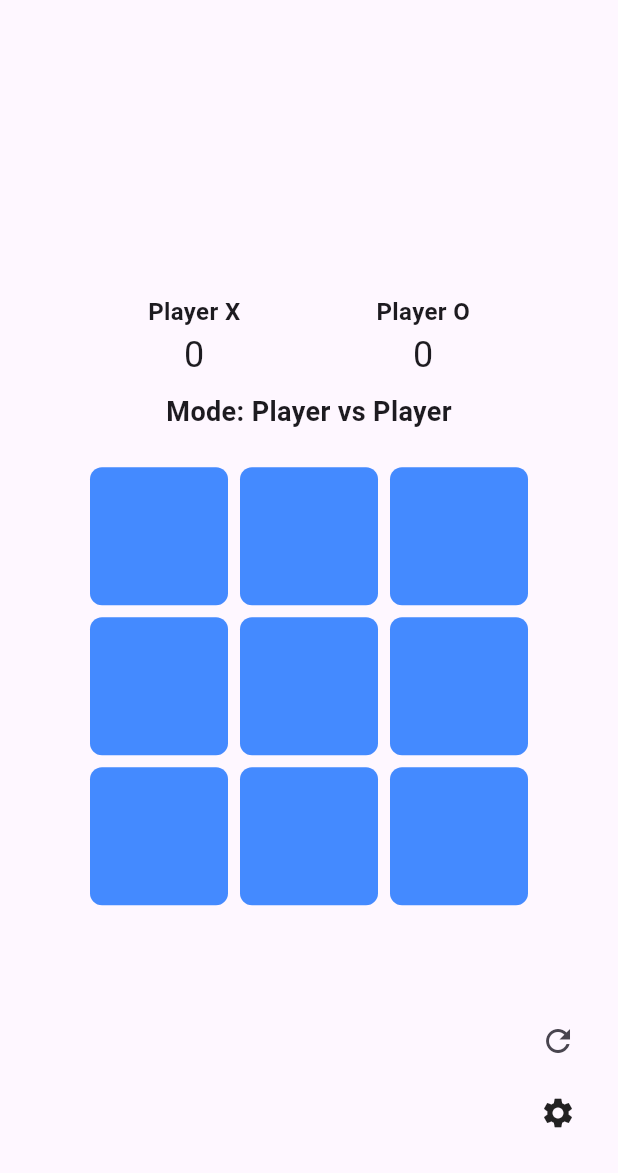
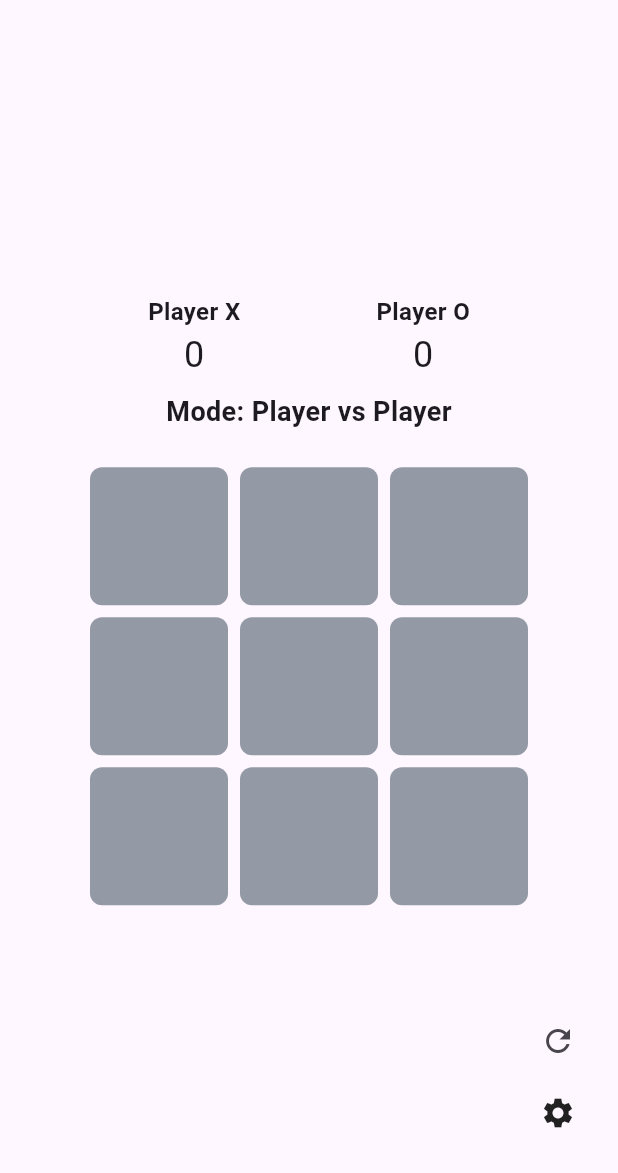
Before and after one commit to CarPA8974/tic_tac_toe_flutter, a Flutter app: the screen it shows after launch, on a phone screen of 412 x 824 dp, the part 63-1236 px from its top. Run offline on Flutter 3.47's test engine with Material 3 defaults, Android fonts, the phone set to English and light mode, and no system bars.

Commit message:
Update Tic Tac Toe button color for improved visibility

```diff
--- a/lib/main.dart
+++ b/lib/main.dart
@@ -195,7 +195,7 @@ class _TicTacToeAppState extends State<TicTacToeApp> {
                         child: Container(
                           margin: EdgeInsets.all(4.0),
                           decoration: BoxDecoration(
-                            color: Colors.blueAccent,
+                            color: const Color.fromARGB(255, 148, 154, 165),
                             borderRadius: BorderRadius.circular(8.0),
                           ),
                           child: Center(
```
